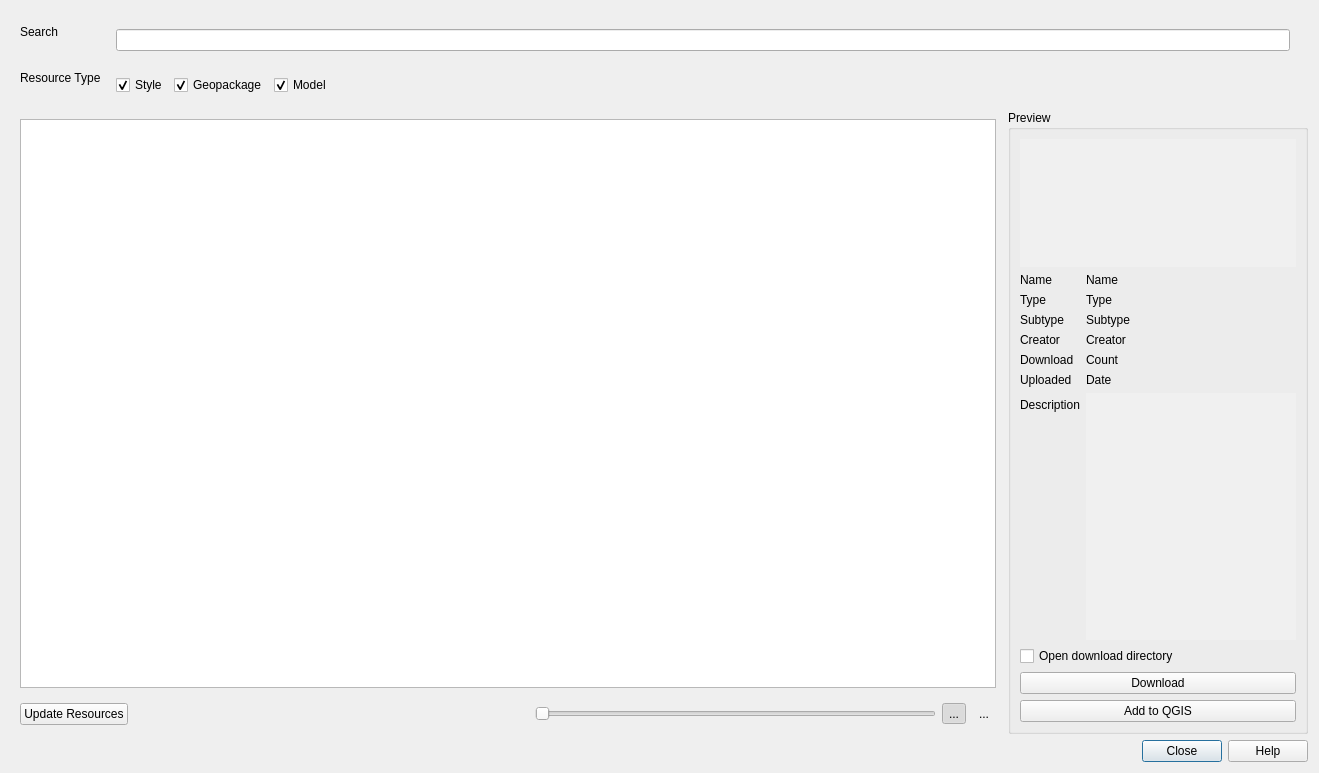
qgis/QGIS-Hub-Plugin, file qgis_hub_plugin/gui/resource_browser.ui: the form before one commit.
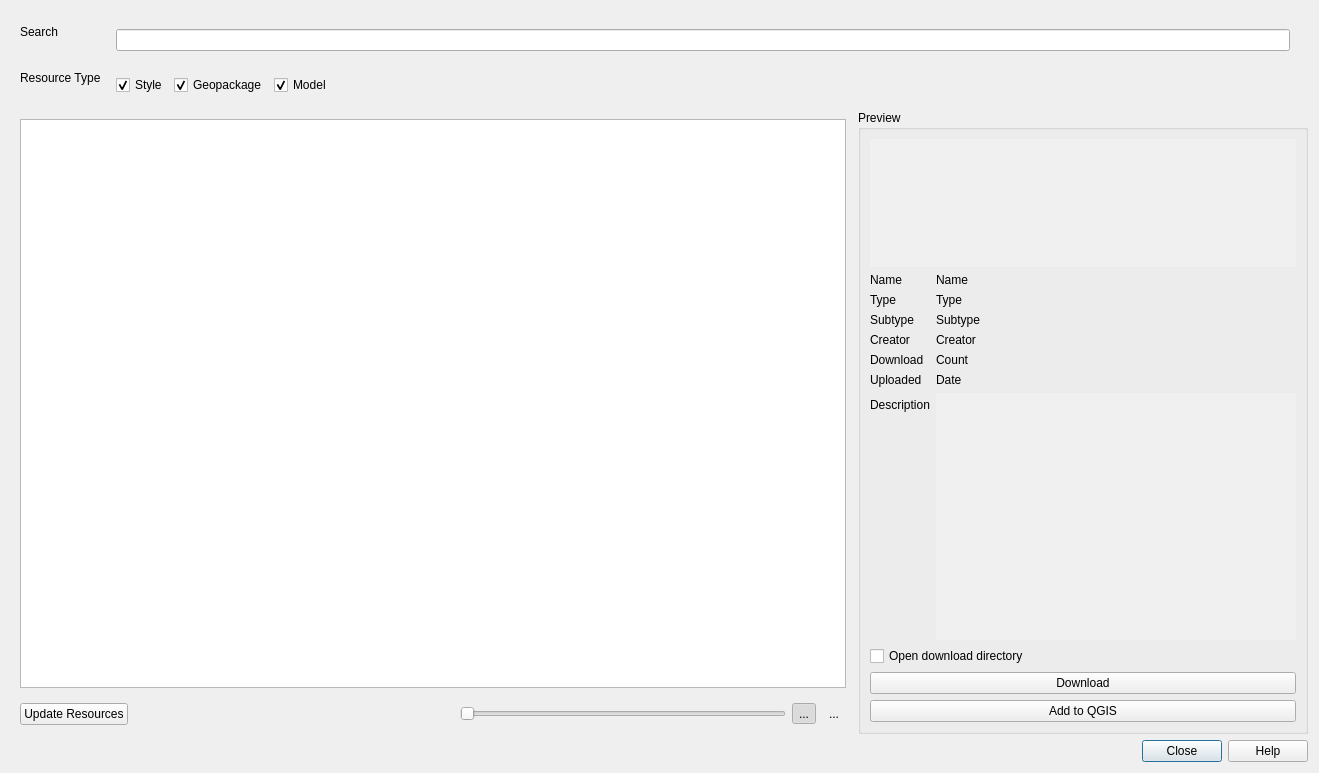
The form after the commit.

Commit message: More width on preview.

What changed in the file:
```diff
--- a/qgis_hub_plugin/gui/resource_browser.ui
+++ b/qgis_hub_plugin/gui/resource_browser.ui
@@ -206,20 +206,20 @@
       <item>
        <widget class="QGroupBox" name="groupBoxPreview">
         <property name="sizePolicy">
-         <sizepolicy hsizetype="Fixed" vsizetype="Preferred">
+         <sizepolicy hsizetype="Preferred" vsizetype="Preferred">
           <horstretch>0</horstretch>
           <verstretch>0</verstretch>
          </sizepolicy>
         </property>
         <property name="minimumSize">
          <size>
-          <width>300</width>
+          <width>450</width>
           <height>0</height>
          </size>
         </property>
         <property name="maximumSize">
          <size>
-          <width>300</width>
+          <width>450</width>
           <height>16777215</height>
          </size>
         </property>
```
